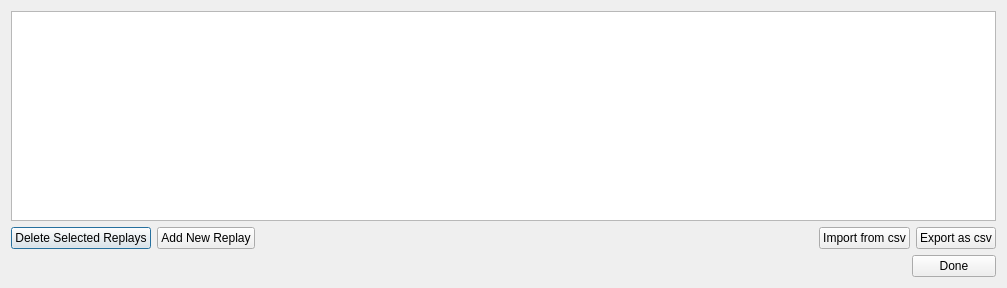
Before: the Qt Designer form src/ui/manage_replays_dialog.ui in LLNL/RASE, drawn with Qt 5.
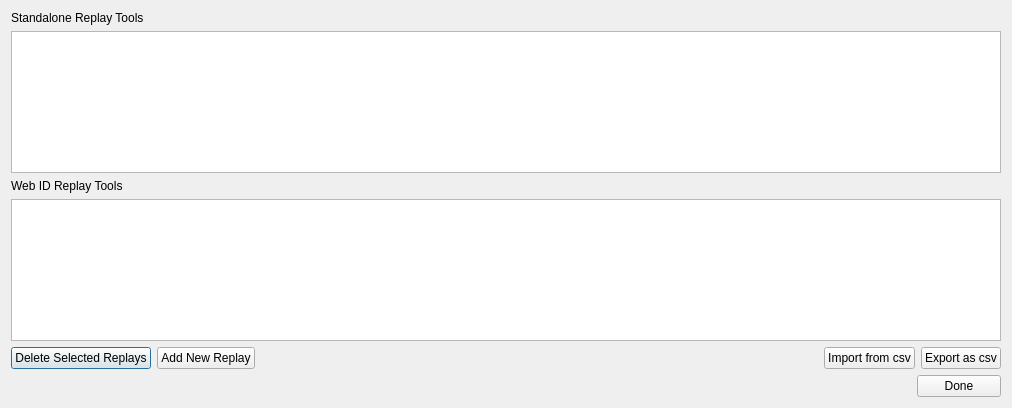
After: the same form once the commit is applied.

```diff
--- a/src/ui/manage_replays_dialog.ui
+++ b/src/ui/manage_replays_dialog.ui
@@ -6,18 +6,35 @@
    <rect>
     <x>0</x>
     <y>0</y>
-    <width>1007</width>
-    <height>288</height>
+    <width>1012</width>
+    <height>408</height>
    </rect>
   </property>
   <property name="windowTitle">
    <string>Manage Replays</string>
   </property>
-  <layout class="QGridLayout" name="gridLayout">
-   <item row="0" column="0">
-    <widget class="QTableWidget" name="tblReplays"/>
+  <layout class="QVBoxLayout" name="verticalLayout_2">
+   <item>
+    <widget class="QLabel" name="label">
+     <property name="text">
+      <string>Standalone Replay Tools</string>
+     </property>
+    </widget>
    </item>
-   <item row="1" column="0">
+   <item>
+    <widget class="QTableWidget" name="tblStandaloneReplays"/>
+   </item>
+   <item>
+    <widget class="QLabel" name="label_2">
+     <property name="text">
+      <string>Web ID Replay Tools</string>
+     </property>
+    </widget>
+   </item>
+   <item>
+    <widget class="QTableWidget" name="tblWebReplays"/>
+   </item>
+   <item>
     <layout class="QVBoxLayout" name="verticalLayout">
      <item>
       <layout class="QHBoxLayout" name="horizontalLayout">
```
